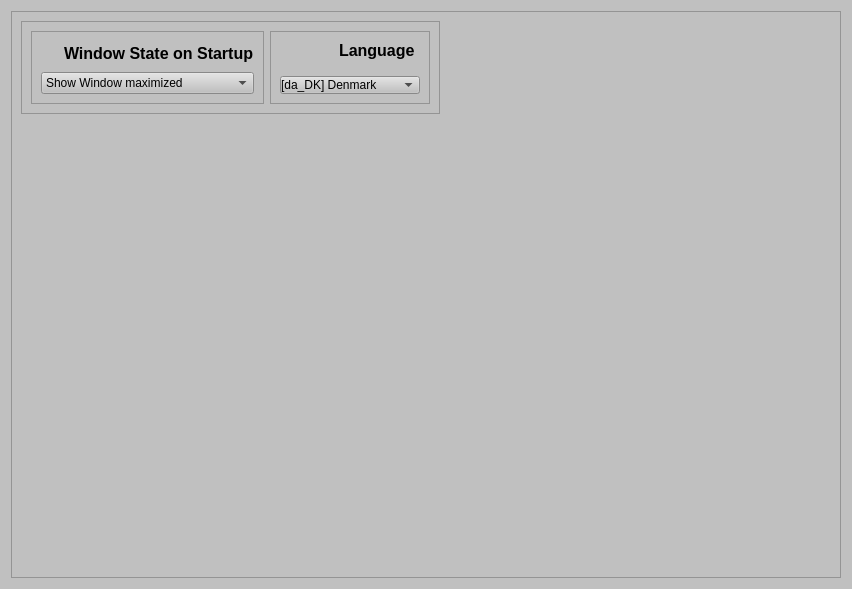
Qt form ui/setuptab.ui (zlukaUA/ClamAV-GUI) before a commit.
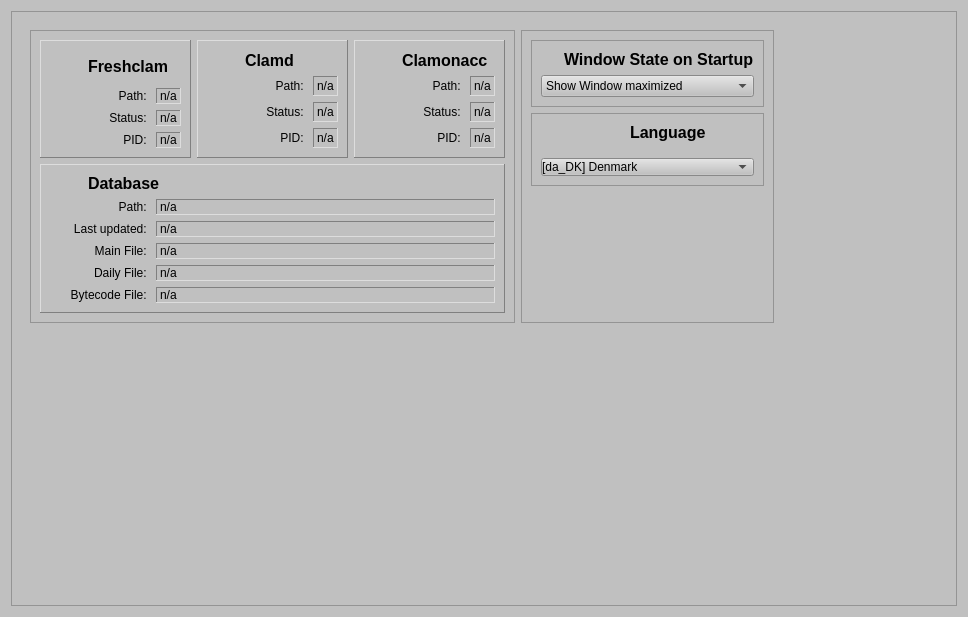
The same form after that commit. Icons and pictures are not drawn.

Diff of the .ui file:
```diff
--- a/ui/setuptab.ui
+++ b/ui/setuptab.ui
@@ -6,8 +6,8 @@
    <rect>
     <x>0</x>
     <y>0</y>
-    <width>852</width>
-    <height>589</height>
+    <width>968</width>
+    <height>617</height>
    </rect>
   </property>
   <property name="windowTitle">
@@ -19,8 +19,8 @@
   <property name="styleSheet">
    <string notr="true">background-color:#c0c0c0;</string>
   </property>
-  <layout class="QVBoxLayout" name="verticalLayout">
-   <item>
+  <layout class="QGridLayout" name="gridLayout_10">
+   <item row="0" column="0">
     <widget class="QFrame" name="frame">
      <property name="frameShape">
       <enum>QFrame::StyledPanel</enum>
@@ -28,7 +28,16 @@
      <property name="frameShadow">
       <enum>QFrame::Raised</enum>
      </property>
-     <layout class="QGridLayout" name="gridLayout">
+     <layout class="QGridLayout" name="gridLayout_11">
+      <item row="0" column="0">
+       <widget class="QFrame" name="frame_3">
+        <property name="frameShape">
+         <enum>QFrame::NoFrame</enum>
+        </property>
+        <property name="frameShadow">
+         <enum>QFrame::Raised</enum>
+        </property>
+        <layout class="QGridLayout" name="gridLayout_9">
       <item row="0" column="0">
        <widget class="QFrame" name="freshclamSettingsFrame">
         <property name="styleSheet">
@@ -40,8 +49,744 @@
         <property name="frameShadow">
          <enum>QFrame::Raised</enum>
         </property>
-        <layout class="QGridLayout" name="gridLayout_14">
-         <item row="0" column="0">
+           <layout class="QGridLayout" name="gridLayout_8">
+            <item row="2" column="1">
+             <widget class="QFrame" name="clamdFrame">
+              <property name="frameShape">
+               <enum>QFrame::Panel</enum>
+              </property>
+              <property name="frameShadow">
+               <enum>QFrame::Raised</enum>
+              </property>
+              <layout class="QGridLayout" name="gridLayout_5">
+               <item row="3" column="0">
+                <widget class="QLabel" name="clamdPIDLabel">
+                 <property name="minimumSize">
+                  <size>
+                   <width>100</width>
+                   <height>0</height>
+                  </size>
+                 </property>
+                 <property name="maximumSize">
+                  <size>
+                   <width>100</width>
+                   <height>16777215</height>
+                  </size>
+                 </property>
+                 <property name="text">
+                  <string>PID: </string>
+                 </property>
+                 <property name="alignment">
+                  <set>Qt::AlignRight|Qt::AlignTrailing|Qt::AlignVCenter</set>
+                 </property>
+                </widget>
+               </item>
+               <item row="1" column="0">
+                <widget class="QLabel" name="clamdPathLabel">
+                 <property name="minimumSize">
+                  <size>
+                   <width>100</width>
+                   <height>0</height>
+                  </size>
+                 </property>
+                 <property name="maximumSize">
+                  <size>
+                   <width>100</width>
+                   <height>16777215</height>
+                  </size>
+                 </property>
+                 <property name="text">
+                  <string>Path: </string>
+                 </property>
+                 <property name="alignment">
+                  <set>Qt::AlignRight|Qt::AlignTrailing|Qt::AlignVCenter</set>
+                 </property>
+                </widget>
+               </item>
+               <item row="3" column="1">
+                <widget class="QLabel" name="clamdPID">
+                 <property name="frameShape">
+                  <enum>QFrame::Panel</enum>
+                 </property>
+                 <property name="frameShadow">
+                  <enum>QFrame::Sunken</enum>
+                 </property>
+                 <property name="text">
+                  <string>n/a</string>
+                 </property>
+                </widget>
+               </item>
+               <item row="0" column="0" colspan="2">
+                <layout class="QHBoxLayout" name="horizontalLayout_2">
+                 <item>
+                  <widget class="QLabel" name="label_4">
+                   <property name="maximumSize">
+                    <size>
+                     <width>32</width>
+                     <height>32</height>
+                    </size>
+                   </property>
+                   <property name="text">
+                    <string/>
+                   </property>
+                   <property name="pixmap">
+                    <pixmap resource="../resources.qrc">:/icons/icons/crosshair.png</pixmap>
+                   </property>
+                   <property name="scaledContents">
+                    <bool>true</bool>
+                   </property>
+                  </widget>
+                 </item>
+                 <item>
+                  <widget class="QLabel" name="label_5">
+                   <property name="styleSheet">
+                    <string notr="true">font-size:16px;font-weight:bold</string>
+                   </property>
+                   <property name="text">
+                    <string>Clamd</string>
+                   </property>
+                  </widget>
+                 </item>
+                </layout>
+               </item>
+               <item row="1" column="1">
+                <widget class="QLabel" name="clamdPath">
+                 <property name="frameShape">
+                  <enum>QFrame::Panel</enum>
+                 </property>
+                 <property name="frameShadow">
+                  <enum>QFrame::Sunken</enum>
+                 </property>
+                 <property name="text">
+                  <string>n/a</string>
+                 </property>
+                </widget>
+               </item>
+               <item row="2" column="1">
+                <widget class="QLabel" name="clamdStatus">
+                 <property name="frameShape">
+                  <enum>QFrame::Panel</enum>
+                 </property>
+                 <property name="frameShadow">
+                  <enum>QFrame::Sunken</enum>
+                 </property>
+                 <property name="text">
+                  <string>n/a</string>
+                 </property>
+                </widget>
+               </item>
+               <item row="2" column="0">
+                <widget class="QLabel" name="clamdStatusLabel">
+                 <property name="minimumSize">
+                  <size>
+                   <width>100</width>
+                   <height>0</height>
+                  </size>
+                 </property>
+                 <property name="maximumSize">
+                  <size>
+                   <width>100</width>
+                   <height>16777215</height>
+                  </size>
+                 </property>
+                 <property name="text">
+                  <string>Status: </string>
+                 </property>
+                 <property name="alignment">
+                  <set>Qt::AlignRight|Qt::AlignTrailing|Qt::AlignVCenter</set>
+                 </property>
+                </widget>
+               </item>
+              </layout>
+             </widget>
+            </item>
+            <item row="2" column="0">
+             <widget class="QFrame" name="freshclamFrame">
+              <property name="frameShape">
+               <enum>QFrame::Panel</enum>
+              </property>
+              <property name="frameShadow">
+               <enum>QFrame::Raised</enum>
+              </property>
+              <layout class="QGridLayout" name="gridLayout">
+               <item row="0" column="0" colspan="2">
+                <layout class="QHBoxLayout" name="horizontalLayout">
+                 <item>
+                  <widget class="QLabel" name="label_3">
+                   <property name="minimumSize">
+                    <size>
+                     <width>32</width>
+                     <height>32</height>
+                    </size>
+                   </property>
+                   <property name="maximumSize">
+                    <size>
+                     <width>32</width>
+                     <height>32</height>
+                    </size>
+                   </property>
+                   <property name="text">
+                    <string/>
+                   </property>
+                   <property name="pixmap">
+                    <pixmap resource="../resources.qrc">:/icons/icons/freshclam.png</pixmap>
+                   </property>
+                  </widget>
+                 </item>
+                 <item>
+                  <widget class="QLabel" name="label_2">
+                   <property name="styleSheet">
+                    <string notr="true">font-size:16px;font-weight:bold</string>
+                   </property>
+                   <property name="text">
+                    <string>Freshclam</string>
+                   </property>
+                  </widget>
+                 </item>
+                </layout>
+               </item>
+               <item row="1" column="0">
+                <widget class="QLabel" name="freshclamPathLabel">
+                 <property name="minimumSize">
+                  <size>
+                   <width>100</width>
+                   <height>0</height>
+                  </size>
+                 </property>
+                 <property name="maximumSize">
+                  <size>
+                   <width>100</width>
+                   <height>16777215</height>
+                  </size>
+                 </property>
+                 <property name="text">
+                  <string>Path: </string>
+                 </property>
+                 <property name="alignment">
+                  <set>Qt::AlignRight|Qt::AlignTrailing|Qt::AlignVCenter</set>
+                 </property>
+                </widget>
+               </item>
+               <item row="1" column="1">
+                <widget class="QLabel" name="freshclamPath">
+                 <property name="frameShape">
+                  <enum>QFrame::Panel</enum>
+                 </property>
+                 <property name="frameShadow">
+                  <enum>QFrame::Sunken</enum>
+                 </property>
+                 <property name="text">
+                  <string>n/a</string>
+                 </property>
+                </widget>
+               </item>
+               <item row="2" column="0">
+                <widget class="QLabel" name="freshclamStatusLabel">
+                 <property name="minimumSize">
+                  <size>
+                   <width>100</width>
+                   <height>0</height>
+                  </size>
+                 </property>
+                 <property name="maximumSize">
+                  <size>
+                   <width>100</width>
+                   <height>16777215</height>
+                  </size>
+                 </property>
+                 <property name="text">
+                  <string>Status: </string>
+                 </property>
+                 <property name="alignment">
+                  <set>Qt::AlignRight|Qt::AlignTrailing|Qt::AlignVCenter</set>
+                 </property>
+                </widget>
+               </item>
+               <item row="2" column="1">
+                <widget class="QLabel" name="freshclamStatus">
+                 <property name="frameShape">
+                  <enum>QFrame::Panel</enum>
+                 </property>
+                 <property name="frameShadow">
+                  <enum>QFrame::Sunken</enum>
+                 </property>
+                 <property name="text">
+                  <string>n/a</string>
+                 </property>
+                </widget>
+               </item>
+               <item row="3" column="0">
+                <widget class="QLabel" name="freshclamPIDLabel">
+                 <property name="minimumSize">
+                  <size>
+                   <width>100</width>
+                   <height>0</height>
+                  </size>
+                 </property>
+                 <property name="maximumSize">
+                  <size>
+                   <width>100</width>
+                   <height>16777215</height>
+                  </size>
+                 </property>
+                 <property name="text">
+                  <string>PID: </string>
+                 </property>
+                 <property name="alignment">
+                  <set>Qt::AlignRight|Qt::AlignTrailing|Qt::AlignVCenter</set>
+                 </property>
+                </widget>
+               </item>
+               <item row="3" column="1">
+                <widget class="QLabel" name="freshclamPID">
+                 <property name="frameShape">
+                  <enum>QFrame::Panel</enum>
+                 </property>
+                 <property name="frameShadow">
+                  <enum>QFrame::Sunken</enum>
+                 </property>
+                 <property name="text">
+                  <string>n/a</string>
+                 </property>
+                </widget>
+               </item>
+              </layout>
+             </widget>
+            </item>
+            <item row="2" column="2" colspan="2">
+             <widget class="QFrame" name="clamonaccFrame">
+              <property name="frameShape">
+               <enum>QFrame::Panel</enum>
+              </property>
+              <property name="frameShadow">
+               <enum>QFrame::Raised</enum>
+              </property>
+              <layout class="QGridLayout" name="gridLayout_6">
+               <item row="2" column="0">
+                <widget class="QLabel" name="clamonaccStatusLabel">
+                 <property name="minimumSize">
+                  <size>
+                   <width>100</width>
+                   <height>0</height>
+                  </size>
+                 </property>
+                 <property name="maximumSize">
+                  <size>
+                   <width>100</width>
+                   <height>16777215</height>
+                  </size>
+                 </property>
+                 <property name="text">
+                  <string>Status: </string>
+                 </property>
+                 <property name="alignment">
+                  <set>Qt::AlignRight|Qt::AlignTrailing|Qt::AlignVCenter</set>
+                 </property>
+                </widget>
+               </item>
+               <item row="1" column="1">
+                <widget class="QLabel" name="clamonaccPath">
+                 <property name="maximumSize">
+                  <size>
+                   <width>16777215</width>
+                   <height>16777215</height>
+                  </size>
+                 </property>
+                 <property name="frameShape">
+                  <enum>QFrame::Panel</enum>
+                 </property>
+                 <property name="frameShadow">
+                  <enum>QFrame::Sunken</enum>
+                 </property>
+                 <property name="text">
+                  <string>n/a</string>
+                 </property>
+                </widget>
+               </item>
+               <item row="3" column="1">
+                <widget class="QLabel" name="clamonaccPID">
+                 <property name="maximumSize">
+                  <size>
+                   <width>16777215</width>
+                   <height>16777215</height>
+                  </size>
+                 </property>
+                 <property name="frameShape">
+                  <enum>QFrame::Panel</enum>
+                 </property>
+                 <property name="frameShadow">
+                  <enum>QFrame::Sunken</enum>
+                 </property>
+                 <property name="text">
+                  <string>n/a</string>
+                 </property>
+                </widget>
+               </item>
+               <item row="2" column="1">
+                <widget class="QLabel" name="clamonaccStatus">
+                 <property name="maximumSize">
+                  <size>
+                   <width>16777215</width>
+                   <height>16777215</height>
+                  </size>
+                 </property>
+                 <property name="frameShape">
+                  <enum>QFrame::Panel</enum>
+                 </property>
+                 <property name="frameShadow">
+                  <enum>QFrame::Sunken</enum>
+                 </property>
+                 <property name="text">
+                  <string>n/a</string>
+                 </property>
+                </widget>
+               </item>
+               <item row="1" column="0">
+                <widget class="QLabel" name="clamonaccPathLabel">
+                 <property name="minimumSize">
+                  <size>
+                   <width>100</width>
+                   <height>0</height>
+                  </size>
+                 </property>
+                 <property name="maximumSize">
+                  <size>
+                   <width>100</width>
+                   <height>16777215</height>
+                  </size>
+                 </property>
+                 <property name="text">
+                  <string>Path: </string>
+                 </property>
+                 <property name="alignment">
+                  <set>Qt::AlignRight|Qt::AlignTrailing|Qt::AlignVCenter</set>
+                 </property>
+                </widget>
+               </item>
+               <item row="3" column="0">
+                <widget class="QLabel" name="clamonaccPIDLabel">
+                 <property name="minimumSize">
+                  <size>
+                   <width>100</width>
+                   <height>0</height>
+                  </size>
+                 </property>
+                 <property name="maximumSize">
+                  <size>
+                   <width>100</width>
+                   <height>16777215</height>
+                  </size>
+                 </property>
+                 <property name="text">
+                  <string>PID: </string>
+                 </property>
+                 <property name="alignment">
+                  <set>Qt::AlignRight|Qt::AlignTrailing|Qt::AlignVCenter</set>
+                 </property>
+                </widget>
+               </item>
+               <item row="0" column="0" colspan="2">
+                <layout class="QHBoxLayout" name="horizontalLayout_3">
+                 <item>
+                  <widget class="QLabel" name="label_6">
+                   <property name="maximumSize">
+                    <size>
+                     <width>32</width>
+                     <height>32</height>
+                    </size>
+                   </property>
+                   <property name="text">
+                    <string/>
+                   </property>
+                   <property name="pixmap">
+                    <pixmap resource="../resources.qrc">:/icons/icons/onaccess.png</pixmap>
+                   </property>
+                   <property name="scaledContents">
+                    <bool>true</bool>
+                   </property>
+                  </widget>
+                 </item>
+                 <item>
+                  <widget class="QLabel" name="label_7">
+                   <property name="styleSheet">
+                    <string notr="true">font-size:16px;font-weight:bold</string>
+                   </property>
+                   <property name="text">
+                    <string>Clamonacc</string>
+                   </property>
+                  </widget>
+                 </item>
+                </layout>
+               </item>
+              </layout>
+             </widget>
+            </item>
+            <item row="3" column="0" colspan="4">
+             <widget class="QFrame" name="databaseFrame">
+              <property name="frameShape">
+               <enum>QFrame::Panel</enum>
+              </property>
+              <property name="frameShadow">
+               <enum>QFrame::Raised</enum>
+              </property>
+              <layout class="QGridLayout" name="gridLayout_7">
+               <item row="4" column="1">
+                <widget class="QLabel" name="databaseDailyFile">
+                 <property name="maximumSize">
+                  <size>
+                   <width>16777215</width>
+                   <height>16777215</height>
+                  </size>
+                 </property>
+                 <property name="frameShape">
+                  <enum>QFrame::Panel</enum>
+                 </property>
+                 <property name="frameShadow">
+                  <enum>QFrame::Sunken</enum>
+                 </property>
+                 <property name="text">
+                  <string>n/a</string>
+                 </property>
+                </widget>
+               </item>
+               <item row="0" column="0" colspan="2">
+                <layout class="QHBoxLayout" name="horizontalLayout_4">
+                 <item>
+                  <widget class="QLabel" name="label_8">
+                   <property name="maximumSize">
+                    <size>
+                     <width>32</width>
+                     <height>32</height>
+                    </size>
+                   </property>
+                   <property name="text">
+                    <string/>
+                   </property>
+                   <property name="pixmap">
+                    <pixmap resource="../resources.qrc">:/icons/icons/scanlimits.png</pixmap>
+                   </property>
+                   <property name="scaledContents">
+                    <bool>true</bool>
+                   </property>
+                  </widget>
+                 </item>
+                 <item>
+                  <widget class="QLabel" name="label_9">
+                   <property name="styleSheet">
+                    <string notr="true">font-size:16px;font-weight:bold</string>
+                   </property>
+                   <property name="text">
+                    <string>Database</string>
+                   </property>
+                  </widget>
+                 </item>
+                </layout>
+               </item>
+               <item row="5" column="0">
+                <widget class="QLabel" name="databaseBytecodeFileLabel">
+                 <property name="minimumSize">
+                  <size>
+                   <width>100</width>
+                   <height>0</height>
+                  </size>
+                 </property>
+                 <property name="maximumSize">
+                  <size>
+                   <width>100</width>
+                   <height>16777215</height>
+                  </size>
+                 </property>
+                 <property name="text">
+                  <string>Bytecode File: </string>
+                 </property>
+                 <property name="alignment">
+                  <set>Qt::AlignRight|Qt::AlignTrailing|Qt::AlignVCenter</set>
+                 </property>
+                </widget>
+               </item>
+               <item row="4" column="0">
+                <widget class="QLabel" name="databaseDailyFileLabel">
+                 <property name="minimumSize">
+                  <size>
+                   <width>100</width>
+                   <height>0</height>
+                  </size>
+                 </property>
+                 <property name="maximumSize">
+                  <size>
+                   <width>100</width>
+                   <height>16777215</height>
+                  </size>
+                 </property>
+                 <property name="text">
+                  <string>Daily File: </string>
+                 </property>
+                 <property name="alignment">
+                  <set>Qt::AlignRight|Qt::AlignTrailing|Qt::AlignVCenter</set>
+                 </property>
+                </widget>
+               </item>
+               <item row="3" column="1">
+                <widget class="QLabel" name="databaseMainFile">
+                 <property name="maximumSize">
+                  <size>
+                   <width>16777215</width>
+                   <height>16777215</height>
+                  </size>
+                 </property>
+                 <property name="frameShape">
+                  <enum>QFrame::Panel</enum>
+                 </property>
+                 <property name="frameShadow">
+                  <enum>QFrame::Sunken</enum>
+                 </property>
+                 <property name="text">
+                  <string>n/a</string>
+                 </property>
+                </widget>
+               </item>
+               <item row="2" column="1">
+                <widget class="QLabel" name="databaseLastUpdate">
+                 <property name="maximumSize">
+                  <size>
+                   <width>16777215</width>
+                   <height>16777215</height>
+                  </size>
+                 </property>
+                 <property name="frameShape">
+                  <enum>QFrame::Panel</enum>
+                 </property>
+                 <property name="frameShadow">
+                  <enum>QFrame::Sunken</enum>
+                 </property>
+                 <property name="text">
+                  <string>n/a</string>
+                 </property>
+                </widget>
+               </item>
+               <item row="1" column="1">
+                <widget class="QLabel" name="databasePath">
+                 <property name="maximumSize">
+                  <size>
+                   <width>16777215</width>
+                   <height>16777215</height>
+                  </size>
+                 </property>
+                 <property name="frameShape">
+                  <enum>QFrame::Panel</enum>
+                 </property>
+                 <property name="frameShadow">
+                  <enum>QFrame::Sunken</enum>
+                 </property>
+                 <property name="text">
+                  <string>n/a</string>
+                 </property>
+                </widget>
+               </item>
+               <item row="3" column="0">
+                <widget class="QLabel" name="databaseMainFileLabel">
+                 <property name="minimumSize">
+                  <size>
+                   <width>100</width>
+                   <height>0</height>
+                  </size>
+                 </property>
+                 <property name="maximumSize">
+                  <size>
+                   <width>100</width>
+                   <height>16777215</height>
+                  </size>
+                 </property>
+                 <property name="text">
+                  <string>Main File: </string>
+                 </property>
+                 <property name="alignment">
+                  <set>Qt::AlignRight|Qt::AlignTrailing|Qt::AlignVCenter</set>
+                 </property>
+                </widget>
+               </item>
+               <item row="1" column="0">
+                <widget class="QLabel" name="databasePathLabel">
+                 <property name="minimumSize">
+                  <size>
+                   <width>100</width>
+                   <height>0</height>
+                  </size>
+                 </property>
+                 <property name="maximumSize">
+                  <size>
+                   <width>100</width>
+                   <height>16777215</height>
+                  </size>
+                 </property>
+                 <property name="frameShape">
+                  <enum>QFrame::NoFrame</enum>
+                 </property>
+                 <property name="text">
+                  <string>Path: </string>
+                 </property>
+                 <property name="alignment">
+                  <set>Qt::AlignRight|Qt::AlignTrailing|Qt::AlignVCenter</set>
+                 </property>
+                </widget>
+               </item>
+               <item row="2" column="0">
+                <widget class="QLabel" name="databaseLastUpdateLabel">
+                 <property name="minimumSize">
+                  <size>
+                   <width>100</width>
+                   <height>0</height>
+                  </size>
+                 </property>
+                 <property name="maximumSize">
+                  <size>
+                   <width>100</width>
+                   <height>16777215</height>
+                  </size>
+                 </property>
+                 <property name="text">
+                  <string>Last updated: </string>
+                 </property>
+                 <property name="alignment">
+                  <set>Qt::AlignRight|Qt::AlignTrailing|Qt::AlignVCenter</set>
+                 </property>
+                </widget>
+               </item>
+               <item row="5" column="1">
+                <widget class="QLabel" name="databaseBytecodeFile">
+                 <property name="maximumSize">
+                  <size>
+                   <width>16777215</width>
+                   <height>16777215</height>
+                  </size>
+                 </property>
+                 <property name="frameShape">
+                  <enum>QFrame::Panel</enum>
+                 </property>
+                 <property name="frameShadow">
+                  <enum>QFrame::Sunken</enum>
+                 </property>
+                 <property name="text">
+                  <string>n/a</string>
+                 </property>
+                </widget>
+               </item>
+              </layout>
+             </widget>
+            </item>
+           </layout>
+          </widget>
+         </item>
+         <item row="0" column="1">
+          <widget class="QFrame" name="frame_2">
+           <property name="frameShape">
+            <enum>QFrame::StyledPanel</enum>
+           </property>
+           <property name="frameShadow">
+            <enum>QFrame::Raised</enum>
+           </property>
+           <layout class="QVBoxLayout" name="verticalLayout_2">
+            <item>
           <widget class="QFrame" name="windowstateFrame">
            <property name="styleSheet">
             <string notr="true">background-color:#c0c0c0;</string>
@@ -93,7 +838,7 @@
            </layout>
           </widget>
          </item>
-         <item row="0" column="1">
+            <item>
           <widget class="QFrame" name="languageFrame">
            <property name="styleSheet">
             <string notr="true">background-color:#c0c0c0</string>
@@ -313,21 +1058,50 @@
            </layout>
           </widget>
          </item>
+            <item>
+             <spacer name="verticalSpacer_3">
+              <property name="orientation">
+               <enum>Qt::Vertical</enum>
+              </property>
+              <property name="sizeHint" stdset="0">
+               <size>
+                <width>20</width>
+                <height>127</height>
+               </size>
+              </property>
+             </spacer>
+            </item>
         </layout>
        </widget>
       </item>
-      <item row="0" column="1">
+         <item row="1" column="0" colspan="3">
+          <spacer name="verticalSpacer_5">
+           <property name="orientation">
+            <enum>Qt::Vertical</enum>
+           </property>
+           <property name="sizeHint" stdset="0">
+            <size>
+             <width>808</width>
+             <height>38</height>
+            </size>
+           </property>
+          </spacer>
+         </item>
+         <item row="0" column="2">
        <spacer name="horizontalSpacer">
         <property name="orientation">
          <enum>Qt::Horizontal</enum>
         </property>
         <property name="sizeHint" stdset="0">
          <size>
-          <width>538</width>
+             <width>40</width>
           <height>20</height>
          </size>
         </property>
        </spacer>
+         </item>
+        </layout>
+       </widget>
       </item>
       <item row="1" column="0">
        <spacer name="verticalSpacer">
```
Left out of the diff: 26 changed lines with no effect on the pictures. Lines whose indentation alone changed are shown as unchanged.
